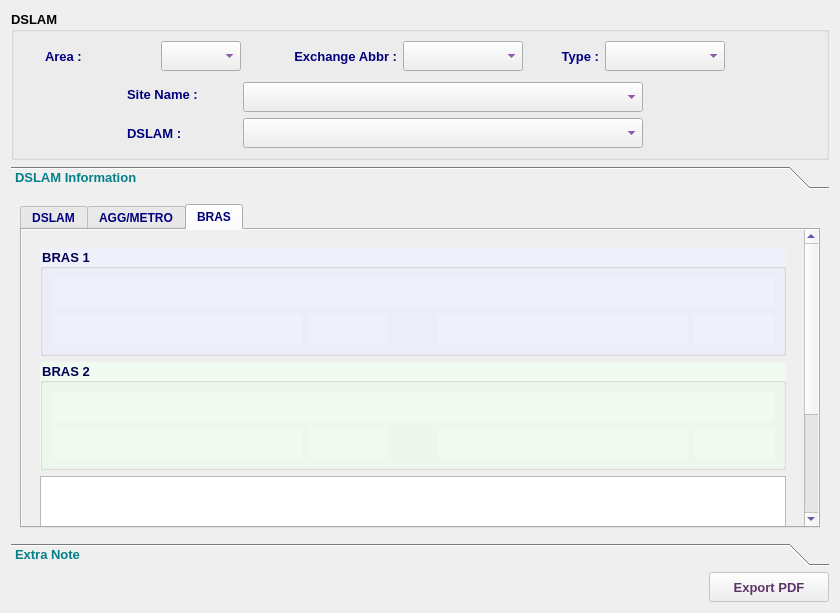
The window that mainPanel/menu/report/DSLAM/reportdslamdialog.ui (samad-ghanbari/DaNet) describes before a commit, drawn with Qt 5.
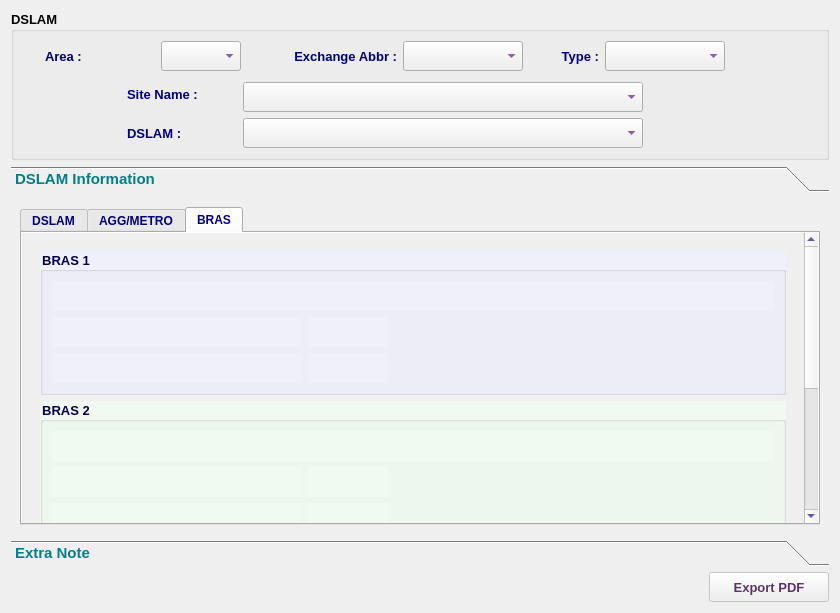
The same window after the commit. The open tabs and pages were chosen to show the change. Icons and pictures are not drawn.

```diff
--- a/mainPanel/menu/report/DSLAM/reportdslamdialog.ui
+++ b/mainPanel/menu/report/DSLAM/reportdslamdialog.ui
@@ -532,7 +532,8 @@
     <widget class="QToolBox" name="toolBox">
      <property name="font">
       <font>
-       <weight>75</weight>
+       <family>Ubuntu</family>
+       <pointsize>11</pointsize>
        <bold>true</bold>
       </font>
      </property>
@@ -548,7 +549,7 @@
         <x>0</x>
         <y>0</y>
         <width>822</width>
-        <height>333</height>
+        <height>334</height>
        </rect>
       </property>
       <attribute name="label">
@@ -565,7 +566,6 @@
          </property>
          <property name="font">
           <font>
-           <weight>75</weight>
            <bold>true</bold>
           </font>
          </property>
@@ -3207,7 +3207,7 @@
                 <x>0</x>
                 <y>0</y>
                 <width>786</width>
-                <height>474</height>
+                <height>548</height>
                </rect>
               </property>
               <layout class="QVBoxLayout" name="verticalLayout_22">
@@ -3223,7 +3223,6 @@
                   <font>
                    <family>Tahoma</family>
                    <pointsize>10</pointsize>
-                   <weight>75</weight>
                    <bold>true</bold>
                   </font>
                  </property>
@@ -3240,7 +3239,6 @@
                      <font>
                       <family>Tahoma</family>
                       <pointsize>10</pointsize>
-                      <weight>75</weight>
                       <bold>true</bold>
                      </font>
                     </property>
@@ -3277,7 +3275,6 @@
                           <font>
                            <family>Tahoma</family>
                            <pointsize>10</pointsize>
-                           <weight>75</weight>
                            <bold>true</bold>
                           </font>
                          </property>
@@ -3311,7 +3308,6 @@
                           <font>
                            <family>Tahoma</family>
                            <pointsize>10</pointsize>
-                           <weight>75</weight>
                            <bold>true</bold>
                           </font>
                          </property>
@@ -3341,7 +3337,6 @@
                           <font>
                            <family>Tahoma</family>
                            <pointsize>10</pointsize>
-                           <weight>75</weight>
                            <bold>true</bold>
                           </font>
                          </property>
@@ -3372,6 +3367,10 @@
                          </property>
                         </spacer>
                        </item>
+                      </layout>
+                     </item>
+                     <item>
+                      <layout class="QHBoxLayout" name="horizontalLayout_6">
                        <item>
                         <widget class="QLabel" name="b1a2Lbl">
                          <property name="minimumSize">
@@ -3390,7 +3389,6 @@
                           <font>
                            <family>Tahoma</family>
                            <pointsize>10</pointsize>
-                           <weight>75</weight>
                            <bold>true</bold>
                           </font>
                          </property>
@@ -3420,7 +3418,6 @@
                           <font>
                            <family>Tahoma</family>
                            <pointsize>10</pointsize>
-                           <weight>75</weight>
                            <bold>true</bold>
                           </font>
                          </property>
@@ -3432,6 +3429,19 @@
                          </property>
                         </widget>
                        </item>
+                       <item>
+                        <spacer name="horizontalSpacer_9">
+                         <property name="orientation">
+                          <enum>Qt::Orientation::Horizontal</enum>
+                         </property>
+                         <property name="sizeHint" stdset="0">
+                          <size>
+                           <width>40</width>
+                           <height>20</height>
+                          </size>
+                         </property>
+                        </spacer>
+                       </item>
                       </layout>
                      </item>
                     </layout>
@@ -3443,7 +3453,6 @@
                      <font>
                       <family>Tahoma</family>
                       <pointsize>10</pointsize>
-                      <weight>75</weight>
                       <bold>true</bold>
                      </font>
                     </property>
@@ -3480,7 +3489,6 @@
                           <font>
                            <family>Tahoma</family>
                            <pointsize>10</pointsize>
-                           <weight>75</weight>
                            <bold>true</bold>
                           </font>
                          </property>
@@ -3514,7 +3522,6 @@
                           <font>
                            <family>Tahoma</family>
                            <pointsize>10</pointsize>
-                           <weight>75</weight>
                            <bold>true</bold>
                           </font>
                          </property>
@@ -3544,7 +3551,6 @@
                           <font>
                            <family>Tahoma</family>
                            <pointsize>10</pointsize>
-                           <weight>75</weight>
                            <bold>true</bold>
                           </font>
                          </property>
@@ -3575,6 +3581,10 @@
                          </property>
                         </spacer>
                        </item>
+                      </layout>
+                     </item>
+                     <item>
+                      <layout class="QHBoxLayout" name="horizontalLayout_7">
                        <item>
                         <widget class="QLabel" name="b2a2Lbl">
                          <property name="minimumSize">
@@ -3593,7 +3603,6 @@
                           <font>
                            <family>Tahoma</family>
                            <pointsize>10</pointsize>
-                           <weight>75</weight>
                            <bold>true</bold>
                           </font>
                          </property>
@@ -3623,7 +3632,6 @@
                           <font>
                            <family>Tahoma</family>
                            <pointsize>10</pointsize>
-                           <weight>75</weight>
                            <bold>true</bold>
                           </font>
                          </property>
@@ -3635,6 +3643,19 @@
                          </property>
                         </widget>
                        </item>
+                       <item>
+                        <spacer name="horizontalSpacer_10">
+                         <property name="orientation">
+                          <enum>Qt::Orientation::Horizontal</enum>
+                         </property>
+                         <property name="sizeHint" stdset="0">
+                          <size>
+                           <width>40</width>
+                           <height>20</height>
+                          </size>
+                         </property>
+                        </spacer>
+                       </item>
                       </layout>
                      </item>
                     </layout>
@@ -3652,7 +3673,6 @@
                      <font>
                       <family>Tahoma</family>
                       <pointsize>10</pointsize>
-                      <weight>50</weight>
                       <bold>false</bold>
                      </font>
                     </property>
```
Left out of the diff: 198 changed lines with no effect on the pictures.
